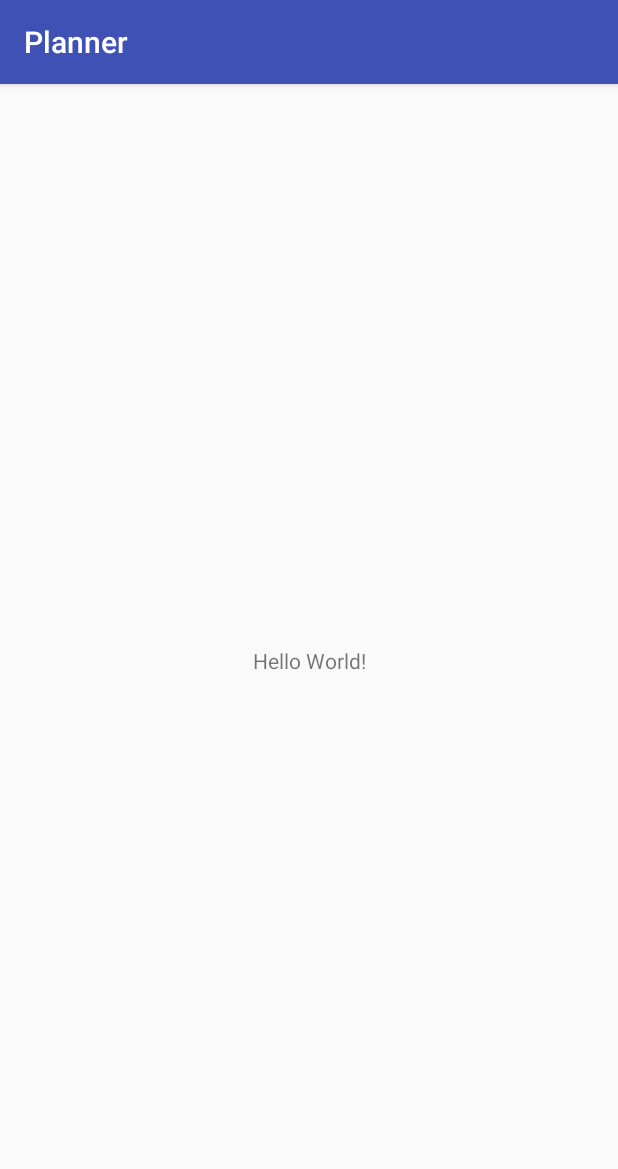
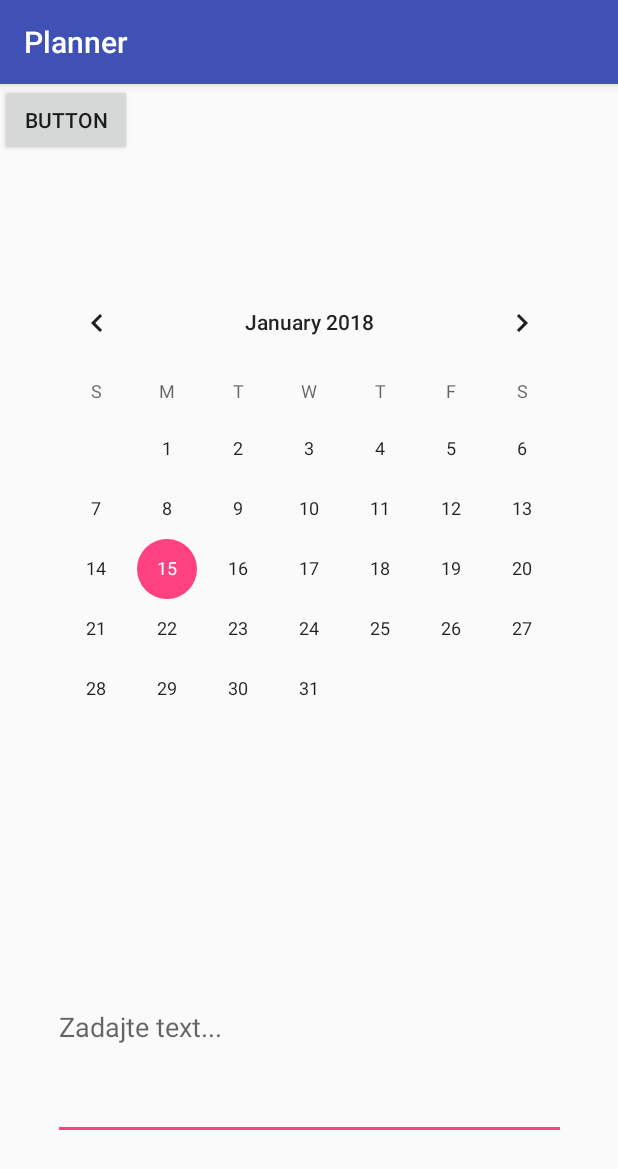
Before and after one commit to PetoStr/Planner, an Android app: the screen it shows after launch (MainActivity), on a phone screen of 412 x 824 dp. Shown: the top 1169 px of the screen. Run offline under Robolectric (Android 15) with nearby library versions, the phone set to English and light mode, and no system bars.

Commit message:
design_1

```diff
--- a/app/src/main/res/layout/activity_main.xml
+++ b/app/src/main/res/layout/activity_main.xml
@@ -6,13 +6,41 @@
     android:layout_height="match_parent"
     tools:context="com.z.planner.MainActivity">
 
-    <TextView
+    <CalendarView
+        android:id="@+id/calendarView"
+        android:layout_width="371dp"
+        android:layout_height="305dp"
+        android:layout_marginBottom="8dp"
+        android:layout_marginEnd="8dp"
+        android:layout_marginStart="8dp"
+        android:layout_marginTop="8dp"
+        app:layout_constraintBottom_toTopOf="@+id/text_1"
+        app:layout_constraintEnd_toEndOf="parent"
+        app:layout_constraintHorizontal_bias="0.506"
+        app:layout_constraintStart_toStartOf="parent"
+        app:layout_constraintTop_toTopOf="parent"
+        app:layout_constraintVertical_bias="0.505" />
+
+    <EditText
+        android:id="@+id/text_1"
+        android:layout_width="342dp"
+        android:layout_height="150dp"
+        android:layout_marginBottom="64dp"
+        android:layout_marginEnd="8dp"
+        android:layout_marginStart="8dp"
+        android:ems="10"
+        android:hint="Zadajte text..."
+        android:inputType="text|textCapWords|textCapSentences|textAutoCorrect|textMultiLine|textEmailAddress|textShortMessage|textLongMessage|textPersonName|phone|datetime|date|time"
+        app:layout_constraintBottom_toBottomOf="parent"
+        app:layout_constraintEnd_toEndOf="parent"
+        app:layout_constraintStart_toStartOf="parent" />
+
+    <Button
+        android:id="@+id/button"
         android:layout_width="wrap_content"
         android:layout_height="wrap_content"
-        android:text="Hello World!"
-        app:layout_constraintBottom_toBottomOf="parent"
-        app:layout_constraintLeft_toLeftOf="parent"
-        app:layout_constraintRight_toRightOf="parent"
-        app:layout_constraintTop_toTopOf="parent" />
+        android:text="Button"
+        tools:layout_editor_absoluteX="318dp"
+        tools:layout_editor_absoluteY="560dp" />
 
 </android.support.constraint.ConstraintLayout>
```
